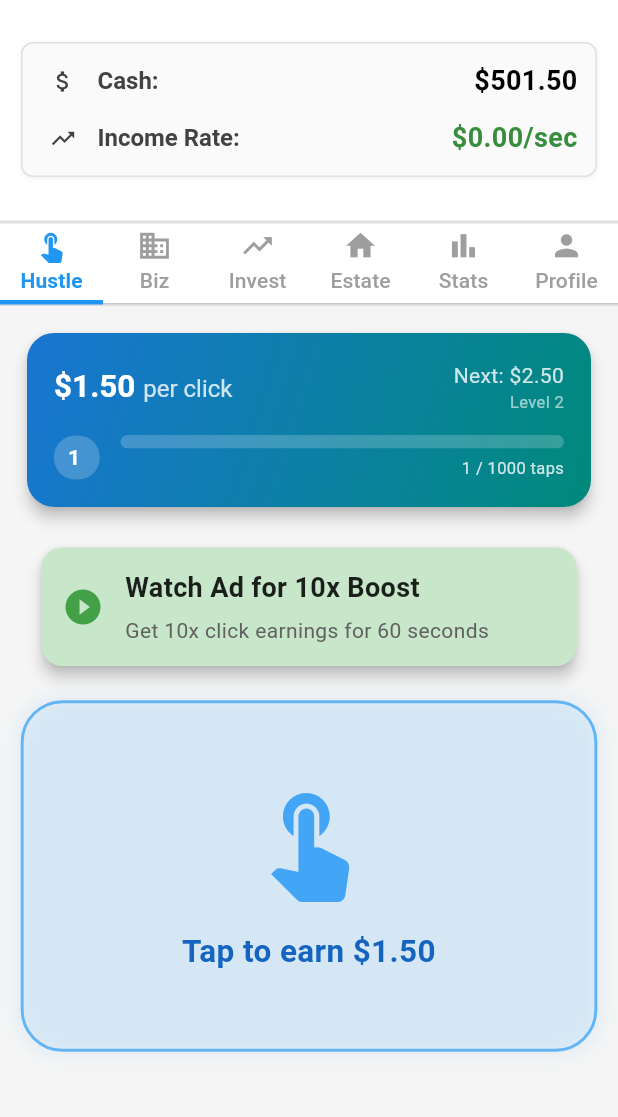
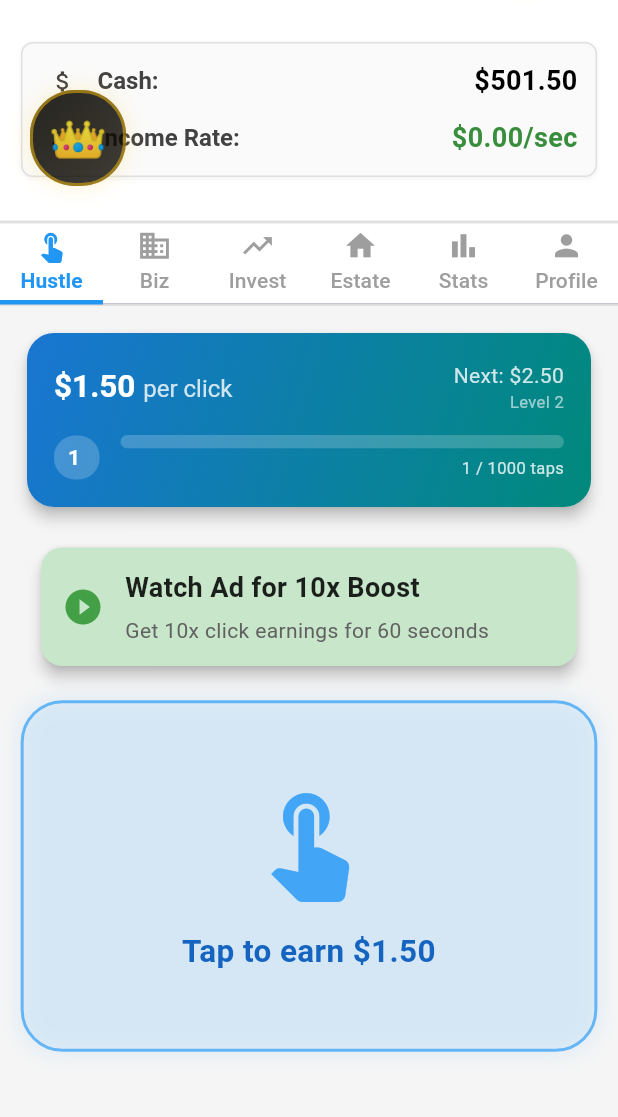
Before and after one commit to SteveMLC/empire_tycoon, a Flutter app: the screen it shows after launch, after a tap on an icon or button, on a phone screen of 412 x 824 dp, the part 60-1177 px from its top. Run offline on Flutter 3.47's test engine with Material 3 defaults, Android fonts, the phone set to English and light mode, and no system bars; our stand-ins replace app_links, audioplayers, firebase_auth, firebase_core, flutter_local_notifications, flutter_riverpod and 7 more; missing offline and left inert: games_services, in_app_purchase_android, in_app_purchase_storekit; accounts and stored records are empty; project files that could hold a hidden picture were left out.

Commit message:
feat: Add Net Worth Ticker widget for viral content
- New NetWorthTicker widget with animated counting and flash effects
- Tracks peak net worth with persistent storage
- Toggleable via settings (default: on)
- Positioned top-right on main screen
- Includes implementation docs and summary

```diff
--- a/lib/models/game_state.dart
+++ b/lib/models/game_state.dart
@@ -161,6 +161,10 @@ class GameState with ChangeNotifier {
 
   // ADDED: UI State Persistence - Real Estate Screen
   String? lastSelectedRealEstateLocaleId; // Remember last selected locale in Real Estate screen
+
+  // ADDED: Net Worth Ticker State
+  Offset? netWorthTickerPosition; // Position of the draggable net worth ticker
+  bool isNetWorthTickerExpanded = false; // Collapsed (crown only) or expanded (full display)
 
   // ADDED: Income Surge State
   bool isIncomeSurgeActive = false;
@@ -1551,6 +1555,17 @@ class GameState with ChangeNotifier {
     }
   }
 
+  // Methods for Net Worth Ticker state management
+  void toggleNetWorthTicker() {
+    isNetWorthTickerExpanded = !isNetWorthTickerExpanded;
+    notifyListeners();
+  }
+
+  void setNetWorthTickerPosition(Offset position) {
+    netWorthTickerPosition = position;
+    notifyListeners();
+  }
+
   // Public method to cancel the standard boost timer
   void cancelBoostTimer() {
     _boostTimer?.cancel();
--- a/lib/models/game_state/serialization_logic.dart
+++ b/lib/models/game_state/serialization_logic.dart
@@ -99,6 +99,11 @@ extension SerializationLogic on GameState {
 
       // --- Added: UI State Persistence ---
       'lastSelectedRealEstateLocaleId': lastSelectedRealEstateLocaleId,
+      'netWorthTickerPosition': netWorthTickerPosition != null ? {
+        'dx': netWorthTickerPosition!.dx,
+        'dy': netWorthTickerPosition!.dy,
+      } : null,
+      'isNetWorthTickerExpanded': isNetWorthTickerExpanded,
       // --- End Added ---
 
       // Boost Timer Data
@@ -594,6 +599,16 @@ extension SerializationLogic on GameState {
 
     // --- Added: Load UI State Persistence ---
     lastSelectedRealEstateLocaleId = json['lastSelectedRealEstateLocaleId'];
+
+    // Load Net Worth Ticker state
+    if (json['netWorthTickerPosition'] != null) {
+      final posData = json['netWorthTickerPosition'] as Map;
+      netWorthTickerPosition = Offset(
+        (posData['dx'] as num).toDouble(),
+        (posData['dy'] as num).toDouble(),
+      );
+    }
+    isNetWorthTickerExpanded = json['isNetWorthTickerExpanded'] ?? false;
     // --- End Added ---
 
     // Recalculate active flags based on loaded end times
--- a/lib/screens/main_screen.dart
+++ b/lib/screens/main_screen.dart
@@ -18,6 +18,7 @@ import '../widgets/main_screen/main_tab_bar.dart';
 import '../widgets/main_screen/notification_section.dart';
 import '../widgets/main_screen/event_corner_badge.dart';
 import '../widgets/empire_loading_screen.dart';
+import '../widgets/net_worth_ticker.dart';
 
 /// Main screen of the app, refactored to use smaller, more maintainable component files.
 /// Components extracted include:
@@ -369,6 +370,9 @@ class _MainScreenState extends State<MainScreen> with SingleTickerProviderStateM
 
               // Ultra-minimal corner badge for events
               const EventCornerBadge(),
+
+              // Net Worth Ticker - draggable crown/earnings display
+              const NetWorthTicker(),
             ],
           ),
         );
--- /dev/null
+++ b/lib/widgets/net_worth_ticker.dart
@@ -0,0 +1,265 @@
+import 'package:flutter/material.dart';
+import 'package:provider/provider.dart';
+import 'dart:async';
+import '../models/game_state.dart';
+import '../utils/number_formatter.dart';
+
+/// A draggable Net Worth Ticker widget that displays lifetime earnings
+///
+/// This widget has two states:
+/// - **Collapsed**: Shows just a crown icon
+/// - **Expanded**: Shows "LIFETIME NET WORTH" label with animated dollar amount
+///
+/// Features:
+/// - Draggable anywhere on screen
+/// - Tap crown icon to toggle between collapsed/expanded
+/// - Smooth number animation as earnings increase
+/// - Position persists in GameState
+/// - Semi-transparent to not block gameplay
+/// - High z-index to render on top of everything
+class NetWorthTicker extends StatefulWidget {
+  const NetWorthTicker({Key? key}) : super(key: key);
+
+  @override
+  State<NetWorthTicker> createState() => _NetWorthTickerState();
+}
+
+class _NetWorthTickerState extends State<NetWorthTicker> with TickerProviderStateMixin {
+  late AnimationController _numberAnimationController;
+  late Animation<double> _numberAnimation;
+  double _previousValue = 0.0;
+  double _targetValue = 0.0;
+  Timer? _updateTimer;
+
+  @override
+  void initState() {
+    super.initState();
+
+    // Animation controller for smooth number transitions
+    _numberAnimationController = AnimationController(
+      vsync: this,
+      duration: const Duration(milliseconds: 800),
+    );
+
+    _numberAnimation = Tween<double>(
+      begin: 0.0,
+      end: 0.0,
+    ).animate(CurvedAnimation(
+      parent: _numberAnimationController,
+      curve: Curves.easeOutCubic,
+    ));
+
+    // Update the ticker periodically to animate earnings changes
+    _updateTimer = Timer.periodic(const Duration(seconds: 1), (_) {
+      if (mounted) {
+        _updateTickerValue();
+      }
+    });
+
+    // Initialize with current value
+    WidgetsBinding.instance.addPostFrameCallback((_) {
+      if (mounted) {
+        final gameState = Provider.of<GameState>(context, listen: false);
+        _previousValue = gameState.totalEarned;
+        _targetValue = gameState.totalEarned;
+        setState(() {});
+      }
+    });
+  }
+
+  @override
+  void dispose() {
+    _numberAnimationController.dispose();
+    _updateTimer?.cancel();
+    super.dispose();
+  }
+
+  void _updateTickerValue() {
+    final gameState = Provider.of<GameState>(context, listen: false);
+    final currentValue = gameState.totalEarned;
+
+    // Only animate if there's a meaningful change (more than $1)
+    if ((currentValue - _targetValue).abs() > 1.0) {
+      setState(() {
+        _previousValue = _targetValue;
+        _targetValue = currentValue;
+      });
+
+      // Animate from previous to new value
+      _numberAnimation = Tween<double>(
+        begin: _previousValue,
+        end: _targetValue,
+      ).animate(CurvedAnimation(
+        parent: _numberAnimationController,
+        curve: Curves.easeOutCubic,
+      ));
+
+      _numberAnimationController.forward(from: 0.0);
+    }
+  }
+
+  @override
+  Widget build(BuildContext context) {
+    return Consumer<GameState>(
+      builder: (context, gameState, child) {
+        // Get position from GameState, default to top-right if not set
+        final position = gameState.netWorthTickerPosition ?? const Offset(20, 100);
+        final isExpanded = gameState.isNetWorthTickerExpanded;
+
+        return Positioned(
+          left: position.dx,
+          top: position.dy,
+          child: Draggable(
+            feedback: _buildTickerContent(isExpanded, gameState, isDragging: true),
+            childWhenDragging: Container(), // Hide original while dragging
+            onDragEnd: (details) {
+              // Save new position to GameState
+              final RenderBox renderBox = context.findRenderObject() as RenderBox;
+              final screenSize = MediaQuery.of(context).size;
+
+              // Calculate new position, ensuring it stays within screen bounds
+              double newX = details.offset.dx;
+              double newY = details.offset.dy;
+
+              // Get widget size to prevent it from going off-screen
+              final widgetWidth = isExpanded ? 280.0 : 60.0;
+              final widgetHeight = isExpanded ? 100.0 : 60.0;
+
+              // Clamp to screen bounds with padding
+              newX = newX.clamp(10.0, screenSize.width - widgetWidth - 10);
+              newY = newY.clamp(50.0, screenSize.height - widgetHeight - 10);
+
+              gameState.setNetWorthTickerPosition(Offset(newX, newY));
+            },
+            child: _buildTickerContent(isExpanded, gameState),
+          ),
+        );
+      },
+    );
+  }
+
+  Widget _buildTickerContent(bool isExpanded, GameState gameState, {bool isDragging = false}) {
+    return GestureDetector(
+      onTap: () {
+        // Toggle expanded state when tapping the crown icon
+        gameState.toggleNetWorthTicker();
+      },
+      child: AnimatedContainer(
+        duration: const Duration(milliseconds: 300),
+        curve: Curves.easeInOut,
+        padding: EdgeInsets.symmetric(
+          horizontal: isExpanded ? 16 : 8,
+          vertical: isExpanded ? 12 : 8,
+        ),
+        decoration: BoxDecoration(
+          gradient: LinearGradient(
+            colors: [
+              Colors.black.withOpacity(0.85),
+              Colors.black.withOpacity(0.75),
+            ],
+            begin: Alignment.topLeft,
+            end: Alignment.bottomRight,
+          ),
+          borderRadius: BorderRadius.circular(isExpanded ? 16 : 30),
+          border: Border.all(
+            color: Colors.amber.withOpacity(0.5),
+            width: 2,
+          ),
+          boxShadow: [
+            BoxShadow(
+              color: Colors.amber.withOpacity(isDragging ? 0.4 : 0.2),
+              blurRadius: isDragging ? 20 : 12,
+              spreadRadius: isDragging ? 2 : 0,
+            ),
+          ],
+        ),
+        child: isExpanded ? _buildExpandedView(gameState) : _buildCollapsedView(),
+      ),
+    );
+  }
+
+  Widget _buildCollapsedView() {
+    return Container(
+      width: 44,
+      height: 44,
+      child: const Center(
+        child: Text(
+          '👑',
+          style: TextStyle(fontSize: 32),
+        ),
+      ),
+    );
+  }
+
+  Widget _buildExpandedView(GameState gameState) {
+    return Row(
+      mainAxisSize: MainAxisSize.min,
+      children: [
+        // Crown icon (tap to collapse)
+        Container(
+          width: 44,
+          height: 44,
+          decoration: BoxDecoration(
+            shape: BoxShape.circle,
+            color: Colors.amber.withOpacity(0.2),
+          ),
+          child: const Center(
+            child: Text(
+              '👑',
+              style: TextStyle(fontSize: 28),
+            ),
+          ),
+        ),
+        const SizedBox(width: 12),
+        // Net worth display
+        Column(
+          crossAxisAlignment: CrossAxisAlignment.start,
+          mainAxisSize: MainAxisSize.min,
+          children: [
+            Text(
+              'LIFETIME NET WORTH',
+              style: TextStyle(
+                fontSize: 10,
+                fontWeight: FontWeight.w600,
+                color: Colors.amber.shade300,
+                letterSpacing: 1.2,
+              ),
+            ),
+            const SizedBox(height: 4),
+            AnimatedBuilder(
+              animation: _numberAnimation,
+              builder: (context, child) {
+                final displayValue = _numberAnimation.value > 0
+                    ? _numberAnimation.value
+                    : gameState.totalEarned;
+
+                return ShaderMask(
+                  shaderCallback: (bounds) {
+                    return LinearGradient(
+                      colors: [
+                        Colors.amber.shade200,
+                        Colors.amber.shade400,
+                        Colors.yellow.shade300,
+                      ],
+                      stops: const [0.0, 0.5, 1.0],
+                    ).createShader(bounds);
+                  },
+                  child: Text(
+                    '\$${formatNumber(displayValue)}',
+                    style: const TextStyle(
+                      fontSize: 24,
+                      fontWeight: FontWeight.bold,
+                      color: Colors.white,
+                      height: 1.0,
+                      letterSpacing: 0.5,
+                    ),
+                  ),
+                );
+              },
+            ),
+          ],
+        ),
+      ],
+    );
+  }
+}
```
Also changed, not shown: 3 other files.
